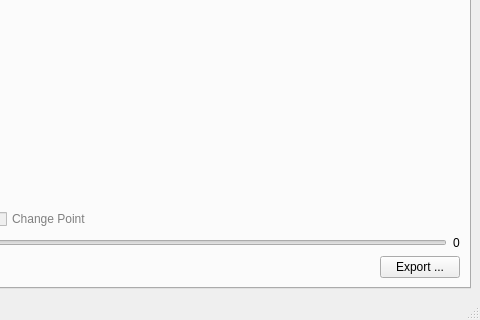
neutronimaging/python_notebooks, file notebooks/ui/ui_wave_front_dynamics.ui: the form before one commit; both pictures show x 617 to 1097 and y 518 to 838 of the 1097 by 838 pixel window.
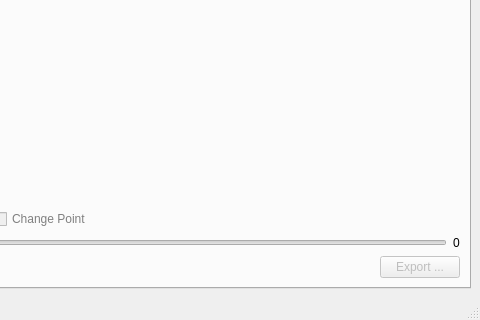
The form after the commit. The open tabs and pages were chosen to show the change.

Commit message: export button available only when there is something to export. this refs #32

```diff
--- a/notebooks/ui/ui_wave_front_dynamics.ui
+++ b/notebooks/ui/ui_wave_front_dynamics.ui
@@ -894,6 +894,9 @@
           </item>
           <item>
            <widget class="QPushButton" name="export_button">
+            <property name="enabled">
+             <bool>false</bool>
+            </property>
             <property name="text">
              <string>Export ...</string>
             </property>
```
The commit also changes 2 other files.
